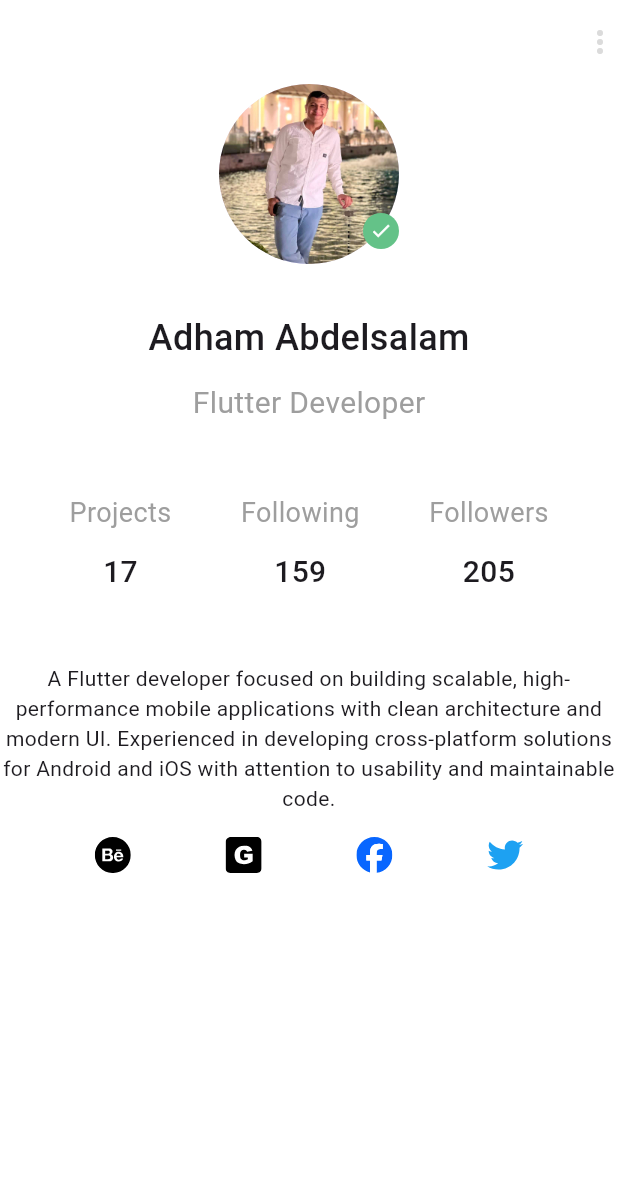
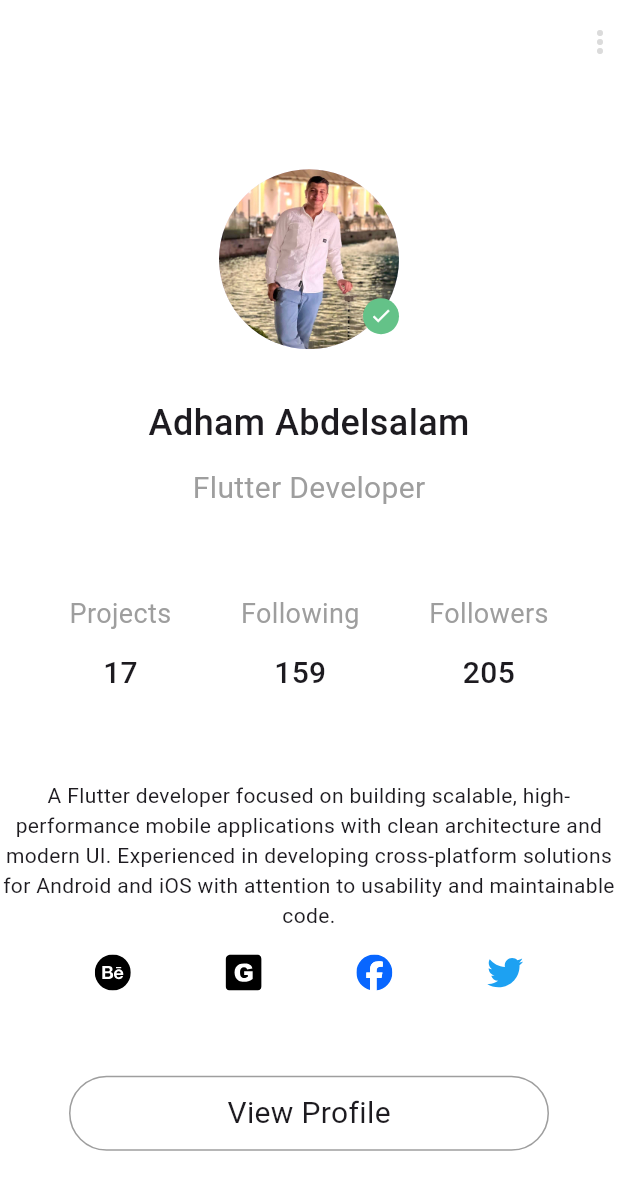
Before and after one commit to Adham167/depi_task_2, a Flutter app: the screen it shows after launch, on a phone screen of 412 x 824 dp. Shown: the top 1190 px of the screen. Run offline on Flutter 3.47's test engine with Material 3 defaults, Android fonts, the light colour scheme and no system bars; our stand-ins replace flutter_svg.

Commit message:
adding View profile button

```diff
--- a/lib/main.dart
+++ b/lib/main.dart
@@ -27,14 +27,33 @@ class UserInfoView extends StatelessWidget {
       ),
       body: Center(
         child: Column(
+          mainAxisAlignment: MainAxisAlignment.spaceEvenly,
           children: [
             ProfileImgAndName(),
-            SizedBox(height: 46),
             DataWidget(),
-            SizedBox(height: 46),
             DescriptionWidget(),
+            ViewProfileButton(),
           ],
         ),
+      ),
+    );
+  }
+}
+
+class ViewProfileButton extends StatelessWidget {
+  const ViewProfileButton({super.key});
+
+  @override
+  Widget build(BuildContext context) {
+    return Container(
+      height: 50,
+      width: 320,
+      decoration: BoxDecoration(
+        border: BoxBorder.all(color: Colors.grey, width: 1),
+        borderRadius: BorderRadius.circular(30),
+      ),
+      child: const Center(
+        child: Text("View Profile", style: TextStyle(fontSize: 20)),
       ),
     );
   }
```
